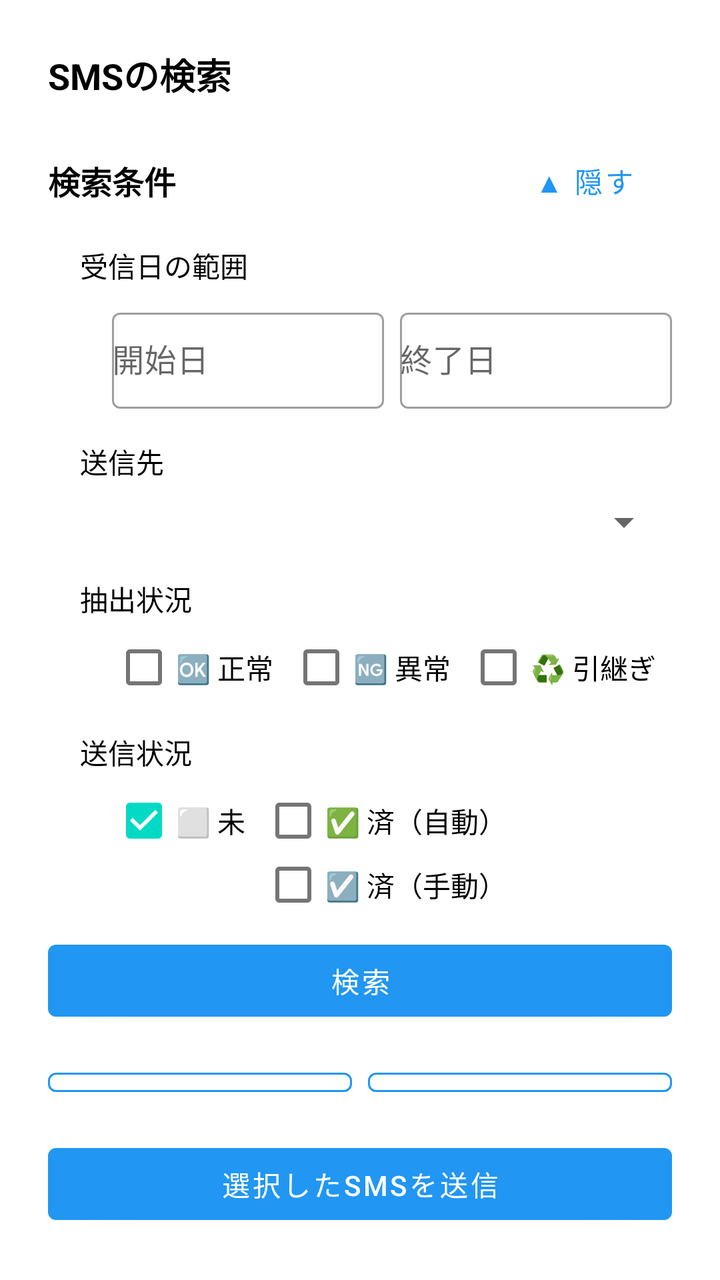
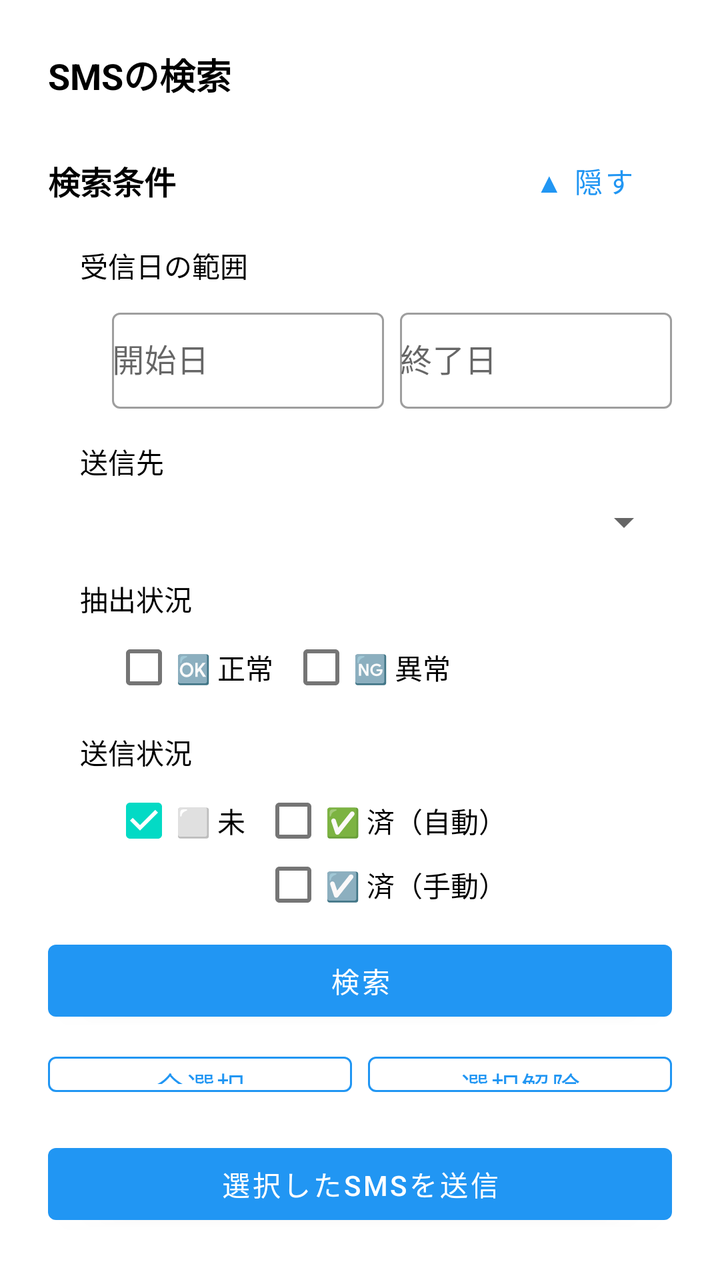

Two renders of the same Android screen: before a commit and after it. Below are the layout's source before the change and the commit's diff.
<!-- AndroidManifest.xml: application theme Theme.SmsToKintone -->
<!-- res/layout/activity_sms_search.xml -->
<?xml version="1.0" encoding="utf-8"?>
<LinearLayout xmlns:android="http://schemas.android.com/apk/res/android"
    xmlns:app="http://schemas.android.com/apk/res-auto"
    android:layout_width="match_parent"
    android:layout_height="match_parent"
    android:orientation="vertical"
    android:padding="24dp">

    <TextView
        android:layout_width="wrap_content"
        android:layout_height="wrap_content"
        android:layout_marginBottom="16dp"
        android:text="@string/title_sms_search"
        android:textSize="18sp"
        android:textStyle="bold"
        android:textColor="?attr/colorOnSurface" />

    <LinearLayout
        android:id="@+id/layoutPermissionRequired"
        android:layout_width="match_parent"
        android:layout_height="wrap_content"
        android:layout_marginBottom="16dp"
        android:orientation="vertical"
        android:visibility="gone">

        <TextView
            android:layout_width="wrap_content"
            android:layout_height="wrap_content"
            android:layout_marginBottom="8dp"
            android:text="@string/label_sms_search_read_permission_required"
            android:textColor="?attr/colorOnSurface" />
    </LinearLayout>

    <LinearLayout
        android:id="@+id/layoutSearchForm"
        android:layout_width="match_parent"
        android:layout_height="0dp"
        android:layout_weight="1"
        android:orientation="vertical">

        <LinearLayout
            android:layout_width="match_parent"
            android:layout_height="wrap_content"
            android:layout_marginBottom="8dp"
            android:orientation="horizontal"
            android:gravity="center_vertical">

            <TextView
                android:layout_width="0dp"
                android:layout_height="wrap_content"
                android:layout_weight="1"
                android:text="@string/section_sms_search_conditions"
                android:textSize="16sp"
                android:textStyle="bold"
                android:textColor="?attr/colorOnSurface" />

            <com.google.android.material.button.MaterialButton
                android:id="@+id/btnToggleSearchFilters"
                style="@style/Widget.MaterialComponents.Button.TextButton"
                android:layout_width="wrap_content"
                android:layout_height="wrap_content"
                android:text="@string/btn_sms_search_hide_search_filters" />
        </LinearLayout>

        <LinearLayout
            android:id="@+id/llSearchFilters"
            android:layout_width="match_parent"
            android:layout_height="wrap_content"
            android:layout_marginStart="16dp"
            android:orientation="vertical">

            <TextView
                android:layout_width="wrap_content"
                android:layout_height="wrap_content"
                android:layout_marginBottom="8dp"
                android:text="@string/label_sms_search_date_range"
                android:textColor="?attr/colorOnSurface" />

            <LinearLayout
                android:layout_width="match_parent"
                android:layout_height="wrap_content"
                android:layout_marginStart="16dp"
                android:orientation="horizontal">

                <com.google.android.material.textfield.TextInputLayout
                    android:layout_width="0dp"
                    android:layout_height="wrap_content"
                    android:layout_marginEnd="8dp"
                    android:layout_weight="1"
                    android:hint="@string/hint_sms_search_date_from">

                    <com.google.android.material.textfield.TextInputEditText
                        android:id="@+id/etDateFrom"
                        style="@style/AppTextInputEditText"
                        android:layout_width="match_parent"
                        android:layout_height="wrap_content"
                        android:focusable="false"
                        android:inputType="none" />
                </com.google.android.material.textfield.TextInputLayout>

                <com.google.android.material.textfield.TextInputLayout
                    android:layout_width="0dp"
                    android:layout_height="wrap_content"
                    android:layout_weight="1"
                    android:hint="@string/hint_sms_search_date_to">

                    <com.google.android.material.textfield.TextInputEditText
                        android:id="@+id/etDateTo"
                        style="@style/AppTextInputEditText"
                        android:layout_width="match_parent"
                        android:layout_height="wrap_content"
                        android:focusable="false"
                        android:inputType="none" />
                </com.google.android.material.textfield.TextInputLayout>
            </LinearLayout>

            <com.google.android.material.textfield.TextInputLayout
                android:layout_width="match_parent"
                android:layout_height="wrap_content"
                android:layout_marginTop="8dp"
                android:hint="@string/hint_sms_search_body_filter"
                android:visibility="gone">

                <com.google.android.material.textfield.TextInputEditText
                    android:id="@+id/etBodyFilter"
                    style="@style/AppTextInputEditText"
                    android:layout_width="match_parent"
                    android:layout_height="wrap_content"
                    android:inputType="text" />
            </com.google.android.material.textfield.TextInputLayout>

            <TextView
                android:id="@+id/tvSendTargetFilterLabel"
                android:layout_width="wrap_content"
                android:layout_height="wrap_content"
                android:layout_marginTop="16dp"
                android:layout_marginBottom="8dp"
                android:text="@string/label_sms_search_send_target_filter"
                android:textColor="?attr/colorOnSurface" />

            <LinearLayout
                android:id="@+id/llSendTargetFilter"
                android:layout_width="match_parent"
                android:layout_height="wrap_content"
                android:layout_marginStart="16dp"
                android:orientation="vertical">

                <Spinner
                    android:id="@+id/spSendTargetFilter"
                    style="@style/AppSpinner"
                    android:layout_width="match_parent"
                    android:layout_height="wrap_content" />
            </LinearLayout>

            <TextView
                android:layout_width="wrap_content"
                android:layout_height="wrap_content"
                android:layout_marginTop="16dp"
                android:layout_marginBottom="8dp"
                android:text="@string/label_sms_search_extraction_status_filter"
                android:textColor="?attr/colorOnSurface" />

            <LinearLayout
                android:layout_width="match_parent"
                android:layout_height="wrap_content"
                android:layout_marginStart="16dp"
                android:orientation="horizontal"
                android:gravity="center_vertical">

                <CheckBox
                    android:id="@+id/cbSmsSearchExtractionSucceededOnly"
                    style="@style/AppCheckBox"
                    android:layout_width="wrap_content"
                    android:layout_height="wrap_content"
                    android:layout_marginEnd="8dp"
                    android:minHeight="0dp"
                    android:checked="false"
                    android:text="@string/cb_sms_search_extraction_succeeded_only" />

                <CheckBox
                    android:id="@+id/cbSmsSearchExtractionFailedOnly"
                    style="@style/AppCheckBox"
                    android:layout_width="wrap_content"
                    android:layout_height="wrap_content"
                    android:layout_marginEnd="8dp"
                    android:minHeight="0dp"
                    android:checked="false"
                    android:text="@string/cb_sms_search_extraction_failed_only" />

                <CheckBox
                    android:id="@+id/cbSmsSearchExtractionContinuationOnly"
                    style="@style/AppCheckBox"
                    android:layout_width="wrap_content"
                    android:layout_height="wrap_content"
                    android:minHeight="0dp"
                    android:checked="false"
                    android:text="@string/cb_sms_search_extraction_continuation_only" />
            </LinearLayout>

            <TextView
                android:layout_width="wrap_content"
                android:layout_height="wrap_content"
                android:layout_marginTop="16dp"
                android:layout_marginBottom="8dp"
                android:text="@string/label_sms_search_send_status_filter"
                android:textColor="?attr/colorOnSurface" />

            <LinearLayout
                android:layout_width="match_parent"
                android:layout_height="wrap_content"
                android:layout_marginStart="16dp"
                android:orientation="horizontal">

                <CheckBox
                    android:id="@+id/cbSmsSearchSendNoneOnly"
                    style="@style/AppCheckBox"
                    android:layout_width="wrap_content"
                    android:layout_height="wrap_content"
                    android:layout_marginEnd="8dp"
                    android:minHeight="0dp"
                    android:checked="true"
                    android:text="@string/cb_sms_search_send_none_only" />

                <LinearLayout
                    android:layout_width="wrap_content"
                    android:layout_height="wrap_content"
                    android:orientation="vertical">

                    <CheckBox
                        android:id="@+id/cbSmsSearchSentAutoOnly"
                        style="@style/AppCheckBox"
                        android:layout_width="wrap_content"
                        android:layout_height="wrap_content"
                        android:minHeight="0dp"
                        android:checked="false"
                        android:text="@string/cb_sms_search_sent_auto_only" />

                    <CheckBox
                        android:id="@+id/cbSmsSearchSentManualOnly"
                        style="@style/AppCheckBox"
                        android:layout_width="wrap_content"
                        android:layout_height="wrap_content"
                        android:minHeight="0dp"
                        android:checked="false"
                        android:text="@string/cb_sms_search_sent_manual_only" />
                </LinearLayout>
            </LinearLayout>
        </LinearLayout>

        <com.google.android.material.button.MaterialButton
            android:id="@+id/btnSearchSms"
            style="@style/AppButton.FilledButton"
            android:layout_width="match_parent"
            android:layout_height="wrap_content"
            android:layout_marginTop="8dp"
            android:text="@string/btn_search" />

        <LinearLayout
            android:layout_width="match_parent"
            android:layout_height="wrap_content"
            android:layout_marginTop="16dp"
            android:orientation="horizontal">

            <com.google.android.material.button.MaterialButton
                android:id="@+id/btnSelectAll"
                style="@style/AppButton.OutlinedButton"
                android:layout_width="0dp"
                android:layout_height="wrap_content"
                android:layout_marginEnd="8dp"
                android:layout_weight="1"
                android:text="@string/btn_select_all" />

            <com.google.android.material.button.MaterialButton
                android:id="@+id/btnDeselectAll"
                style="@style/AppButton.OutlinedButton"
                android:layout_width="0dp"
                android:layout_height="wrap_content"
                android:layout_weight="1"
                android:text="@string/btn_deselect_all" />
        </LinearLayout>

        <TextView
            android:layout_width="wrap_content"
            android:layout_height="wrap_content"
            android:layout_marginTop="8dp"
            android:text="@string/helper_sms_search_status_legend"
            android:textSize="12sp"
            android:textColor="?android:attr/textColorSecondary" />

        <TextView
            android:id="@+id/tvSmsListEmpty"
            android:layout_width="wrap_content"
            android:layout_height="wrap_content"
            android:layout_marginTop="16dp"
            android:text="@string/message_sms_search_empty"
            android:textColor="?attr/colorOnSurface"
            android:visibility="gone" />

        <androidx.swiperefreshlayout.widget.SwipeRefreshLayout
            android:id="@+id/swipeRefreshSmsList"
            android:layout_width="match_parent"
            android:layout_height="0dp"
            android:layout_marginTop="8dp"
            android:layout_weight="1">

            <ScrollView
                android:id="@+id/svSmsList"
                android:layout_width="match_parent"
                android:layout_height="match_parent">

                <LinearLayout
                    android:id="@+id/llSmsListContainer"
                    android:layout_width="match_parent"
                    android:layout_height="wrap_content"
                    android:orientation="vertical" />
            </ScrollView>
        </androidx.swiperefreshlayout.widget.SwipeRefreshLayout>

    </LinearLayout>

    <com.google.android.material.button.MaterialButton
        android:id="@+id/btnSendSelected"
        style="@style/AppButton.FilledButton"
        android:layout_width="match_parent"
        android:layout_height="wrap_content"
        android:layout_marginTop="16dp"
        android:text="@string/btn_sms_search_send_selected" />

</LinearLayout>
<!-- resources referenced by this layout -->
<resources>
  <string name="btn_deselect_all">選択解除</string>
  <string name="btn_search">検索</string>
  <string name="btn_select_all">全選択</string>
  <string name="btn_sms_search_hide_search_filters">▲ 隠す</string>
  <string name="btn_sms_search_send_selected">選択したSMSを送信</string>
  <string name="cb_sms_search_extraction_continuation_only">♻️ 引継ぎ</string>
  <string name="cb_sms_search_extraction_failed_only">🆖 異常</string>
  <string name="cb_sms_search_extraction_succeeded_only">🆗 正常</string>
  <string name="cb_sms_search_send_none_only">⬜ 未</string>
  <string name="cb_sms_search_sent_auto_only">✅ 済（自動）</string>
  <string name="cb_sms_search_sent_manual_only">☑️ 済（手動）</string>
  <string name="helper_sms_search_status_legend">"抽出状況：🆗 正常 ・ 🆖 異常 ・ ♻️ 引継ぎ\n送信状況：⬜ 未 ・ ✅ 済（自動） ・ ☑️ 済（手動）\n返信状況：📨 済（自動）\n送信先：🈶 あり ・ 🈚 なし"</string>
  <string name="hint_sms_search_body_filter">本文に含む文字列</string>
  <string name="hint_sms_search_date_from">開始日</string>
  <string name="hint_sms_search_date_to">終了日</string>
  <string name="label_sms_search_date_range">受信日の範囲</string>
  <string name="label_sms_search_extraction_status_filter">抽出状況</string>
  <string name="label_sms_search_read_permission_required">アプリ設定画面の「端末の許可」の「SMSの読み取り」を許可してください</string>
  <string name="label_sms_search_send_status_filter">送信状況</string>
  <string name="label_sms_search_send_target_filter">送信先</string>
  <string name="message_sms_search_empty">該当するSMSがありません</string>
  <string name="section_sms_search_conditions">検索条件</string>
  <string name="title_sms_search">SMSの検索</string>
  <style name="AppButton.FilledButton" parent="Widget.MaterialComponents.Button">
          <item name="android:disabledAlpha">0.5</item>
      </style>
  <style name="AppButton.OutlinedButton" parent="Widget.MaterialComponents.Button.OutlinedButton">
          <item name="strokeColor">@color/button_stroke_color</item>
          <item name="android:disabledAlpha">0.5</item>
      </style>
  <style name="AppCheckBox">
          <item name="android:minHeight">0dp</item>
          <item name="android:padding">0dp</item>
          <item name="android:paddingTop">8dp</item>
          <item name="android:paddingBottom">8dp</item>
      </style>
  <style name="AppSpinner">
          <item name="android:padding">0dp</item>
          <item name="android:paddingTop">8dp</item>
          <item name="android:paddingBottom">8dp</item>
      </style>
  <style name="AppTextInputEditText">
          <item name="android:minHeight">48dp</item>
          <item name="android:padding">0dp</item>
          <item name="android:paddingTop">8dp</item>
          <item name="android:paddingBottom">8dp</item>
      </style>
  <style name="Theme.SmsToKintone" parent="Theme.MaterialComponents.DayNight.NoActionBar">
          <item name="colorPrimary">@color/blue_500</item>
          <item name="colorPrimaryVariant">@color/blue_700</item>
          <item name="colorPrimaryDark">@color/blue_700</item>
          <item name="colorOnPrimary">@color/white</item>
          <item name="colorSecondary">@color/teal_200</item>
          <item name="colorSecondaryVariant">@color/teal_700</item>
          <item name="colorOnSecondary">@color/black</item>
          <item name="textInputStyle">@style/Widget.MaterialComponents.TextInputLayout.OutlinedBox</item>
      </style>
  <color name="blue_500">#2196F3</color>
  <color name="blue_700">#1976D2</color>
  <color name="white">#FFFFFFFF</color>
  <color name="teal_200">#03DAC5</color>
  <color name="teal_700">#018786</color>
  <color name="black">#FF000000</color>
</resources>

<!-- the commit's change to res/layout/activity_sms_search.xml (unified diff, before → after) -->
@@ -186,15 +186,6 @@
                     android:minHeight="0dp"
                     android:checked="false"
                     android:text="@string/cb_sms_search_extraction_failed_only" />
-
-                <CheckBox
-                    android:id="@+id/cbSmsSearchExtractionContinuationOnly"
-                    style="@style/AppCheckBox"
-                    android:layout_width="wrap_content"
-                    android:layout_height="wrap_content"
-                    android:minHeight="0dp"
-                    android:checked="false"
-                    android:text="@string/cb_sms_search_extraction_continuation_only" />
             </LinearLayout>
 
             <TextView
@@ -258,7 +249,7 @@
         <LinearLayout
             android:layout_width="match_parent"
             android:layout_height="wrap_content"
-            android:layout_marginTop="16dp"
+            android:layout_marginTop="8dp"
             android:orientation="horizontal">
 
             <com.google.android.material.button.MaterialButton
<!-- resource entries referenced after the edit -->
@@ -5,13 +5,12 @@
   <string name="btn_select_all">全選択</string>
   <string name="btn_sms_search_hide_search_filters">▲ 隠す</string>
   <string name="btn_sms_search_send_selected">選択したSMSを送信</string>
-  <string name="cb_sms_search_extraction_continuation_only">♻️ 引継ぎ</string>
   <string name="cb_sms_search_extraction_failed_only">🆖 異常</string>
   <string name="cb_sms_search_extraction_succeeded_only">🆗 正常</string>
   <string name="cb_sms_search_send_none_only">⬜ 未</string>
   <string name="cb_sms_search_sent_auto_only">✅ 済（自動）</string>
   <string name="cb_sms_search_sent_manual_only">☑️ 済（手動）</string>
-  <string name="helper_sms_search_status_legend">"抽出状況：🆗 正常 ・ 🆖 異常 ・ ♻️ 引継ぎ\n送信状況：⬜ 未 ・ ✅ 済（自動） ・ ☑️ 済（手動）\n返信状況：📨 済（自動）\n送信先：🈶 あり ・ 🈚 なし"</string>
+  <string name="helper_sms_search_status_legend">"抽出対象：💬SMS・♻️ 引継ぎ\n抽出状況：🆗 正常 ・ 🆖 異常\n送信状況：⬜ 未 ・ ✅ 済（自動） ・ ☑️ 済（手動）\n返信状況：📨 済（自動）\n送信先：🈶 あり ・ 🈚 なし"</string>
   <string name="hint_sms_search_body_filter">本文に含む文字列</string>
   <string name="hint_sms_search_date_from">開始日</string>
   <string name="hint_sms_search_date_to">終了日</string>
